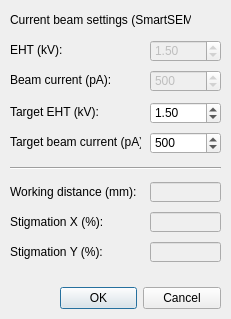
Above: gui/sem_settings_dlg.ui from SBEMimage/SBEMimage before the change. Below: the same form after it.
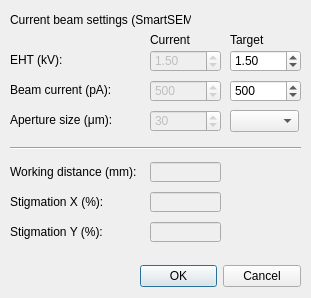
That is the form after the change.

Commit message: Made initial changes for aperture size in SEM settings

Patch:
```diff
--- a/gui/sem_settings_dlg.ui
+++ b/gui/sem_settings_dlg.ui
@@ -9,8 +9,8 @@
    <rect>
     <x>0</x>
     <y>0</y>
-    <width>231</width>
-    <height>319</height>
+    <width>311</width>
+    <height>298</height>
    </rect>
   </property>
   <property name="sizePolicy">
@@ -28,8 +28,8 @@
   <widget class="QDialogButtonBox" name="buttonBox">
    <property name="geometry">
     <rect>
-     <x>60</x>
-     <y>282</y>
+     <x>140</x>
+     <y>260</y>
      <width>161</width>
      <height>32</height>
     </rect>
@@ -47,8 +47,8 @@
   <widget class="QDoubleSpinBox" name="doubleSpinBox_EHT">
    <property name="geometry">
     <rect>
-     <x>150</x>
-     <y>102</y>
+     <x>230</x>
+     <y>50</y>
      <width>71</width>
      <height>22</height>
     </rect>
@@ -69,21 +69,21 @@
   <widget class="QLabel" name="label_14">
    <property name="geometry">
     <rect>
-     <x>10</x>
-     <y>132</y>
-     <width>131</width>
+     <x>230</x>
+     <y>30</y>
+     <width>41</width>
      <height>20</height>
     </rect>
    </property>
    <property name="text">
-    <string>Target beam current (pA):</string>
+    <string>Target</string>
    </property>
   </widget>
   <widget class="QSpinBox" name="spinBox_beamCurrent">
    <property name="geometry">
     <rect>
-     <x>150</x>
-     <y>132</y>
+     <x>230</x>
+     <y>80</y>
      <width>71</width>
      <height>22</height>
     </rect>
@@ -104,21 +104,21 @@
   <widget class="QLabel" name="label">
    <property name="geometry">
     <rect>
-     <x>10</x>
-     <y>102</y>
-     <width>111</width>
+     <x>150</x>
+     <y>30</y>
+     <width>41</width>
      <height>20</height>
     </rect>
    </property>
    <property name="text">
-    <string>Target EHT (kV):</string>
+    <string>Current</string>
    </property>
   </widget>
   <widget class="QLabel" name="label_csy">
    <property name="geometry">
     <rect>
      <x>10</x>
-     <y>242</y>
+     <y>222</y>
      <width>131</width>
      <height>20</height>
     </rect>
@@ -134,7 +134,7 @@
    <property name="geometry">
     <rect>
      <x>150</x>
-     <y>182</y>
+     <y>162</y>
      <width>71</width>
      <height>20</height>
     </rect>
@@ -147,7 +147,7 @@
    <property name="geometry">
     <rect>
      <x>150</x>
-     <y>212</y>
+     <y>192</y>
      <width>71</width>
      <height>20</height>
     </rect>
@@ -157,7 +157,7 @@
    <property name="geometry">
     <rect>
      <x>10</x>
-     <y>212</y>
+     <y>192</y>
      <width>131</width>
      <height>20</height>
     </rect>
@@ -170,7 +170,7 @@
    <property name="geometry">
     <rect>
      <x>10</x>
-     <y>182</y>
+     <y>162</y>
      <width>151</width>
      <height>20</height>
     </rect>
@@ -186,7 +186,7 @@
    <property name="geometry">
     <rect>
      <x>150</x>
-     <y>242</y>
+     <y>222</y>
      <width>71</width>
      <height>20</height>
     </rect>
@@ -196,8 +196,8 @@
    <property name="geometry">
     <rect>
      <x>10</x>
-     <y>160</y>
-     <width>211</width>
+     <y>140</y>
+     <width>291</width>
      <height>16</height>
     </rect>
    </property>
@@ -222,7 +222,7 @@
    <property name="geometry">
     <rect>
      <x>10</x>
-     <y>40</y>
+     <y>50</y>
      <width>81</width>
      <height>20</height>
     </rect>
@@ -241,7 +241,7 @@
    <property name="geometry">
     <rect>
      <x>10</x>
-     <y>70</y>
+     <y>80</y>
      <width>131</width>
      <height>20</height>
     </rect>
@@ -263,7 +263,7 @@
    <property name="geometry">
     <rect>
      <x>150</x>
-     <y>40</y>
+     <y>50</y>
      <width>71</width>
      <height>22</height>
     </rect>
@@ -288,7 +288,7 @@
    <property name="geometry">
     <rect>
      <x>150</x>
-     <y>70</y>
+     <y>80</y>
      <width>71</width>
      <height>22</height>
     </rect>
@@ -306,6 +306,60 @@
     <number>500</number>
    </property>
   </widget>
+  <widget class="QLabel" name="label_5">
+   <property name="geometry">
+    <rect>
+     <x>10</x>
+     <y>110</y>
+     <width>131</width>
+     <height>20</height>
+    </rect>
+   </property>
+   <property name="font">
+    <font>
+     <weight>50</weight>
+     <bold>false</bold>
+    </font>
+   </property>
+   <property name="text">
+    <string>Aperture size (μm):</string>
+   </property>
+  </widget>
+  <widget class="QComboBox" name="comboBox_beamSize">
+   <property name="geometry">
+    <rect>
+     <x>230</x>
+     <y>110</y>
+     <width>69</width>
+     <height>22</height>
+    </rect>
+   </property>
+  </widget>
+  <widget class="QSpinBox" name="spinBox_actualBeamSize">
+   <property name="enabled">
+    <bool>false</bool>
+   </property>
+   <property name="geometry">
+    <rect>
+     <x>150</x>
+     <y>110</y>
+     <width>71</width>
+     <height>22</height>
+    </rect>
+   </property>
+   <property name="minimum">
+    <number>10</number>
+   </property>
+   <property name="maximum">
+    <number>99000</number>
+   </property>
+   <property name="singleStep">
+    <number>100</number>
+   </property>
+   <property name="value">
+    <number>30</number>
+   </property>
+  </widget>
  </widget>
  <resources/>
  <connections>
```
Left out of the diff: 4 changed lines with no effect on the pictures. The commit also changes 7 other files.
